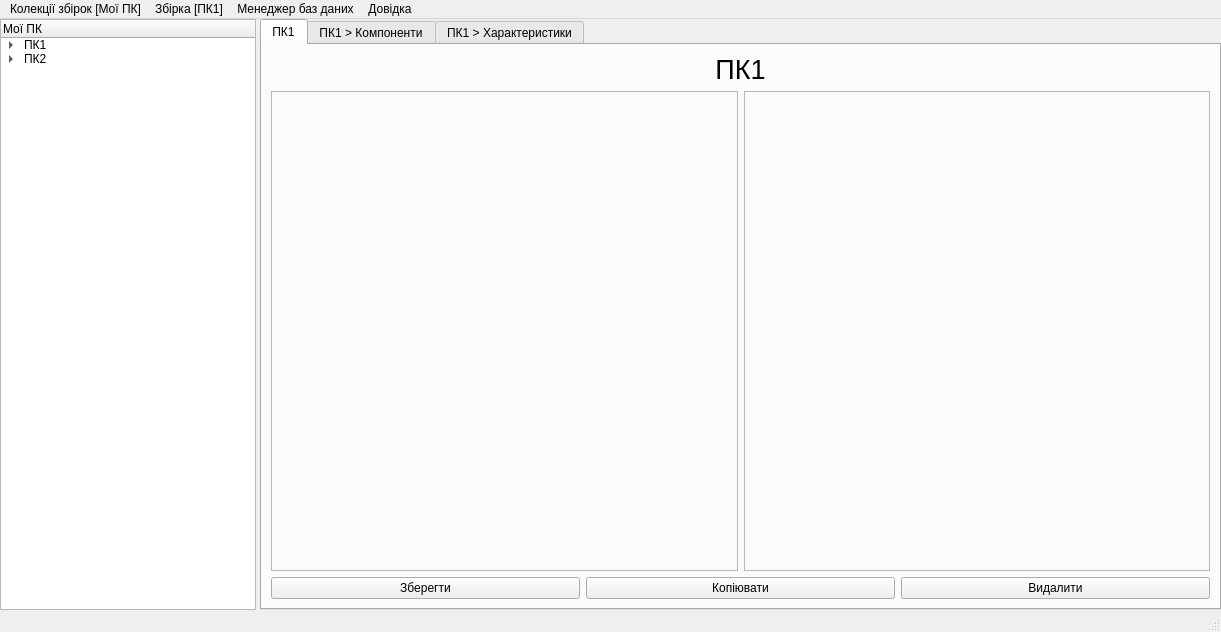
Before: the Qt Designer form src/pc_constructor.ui in doliinyk/PC-Constructor, drawn with Qt 5.
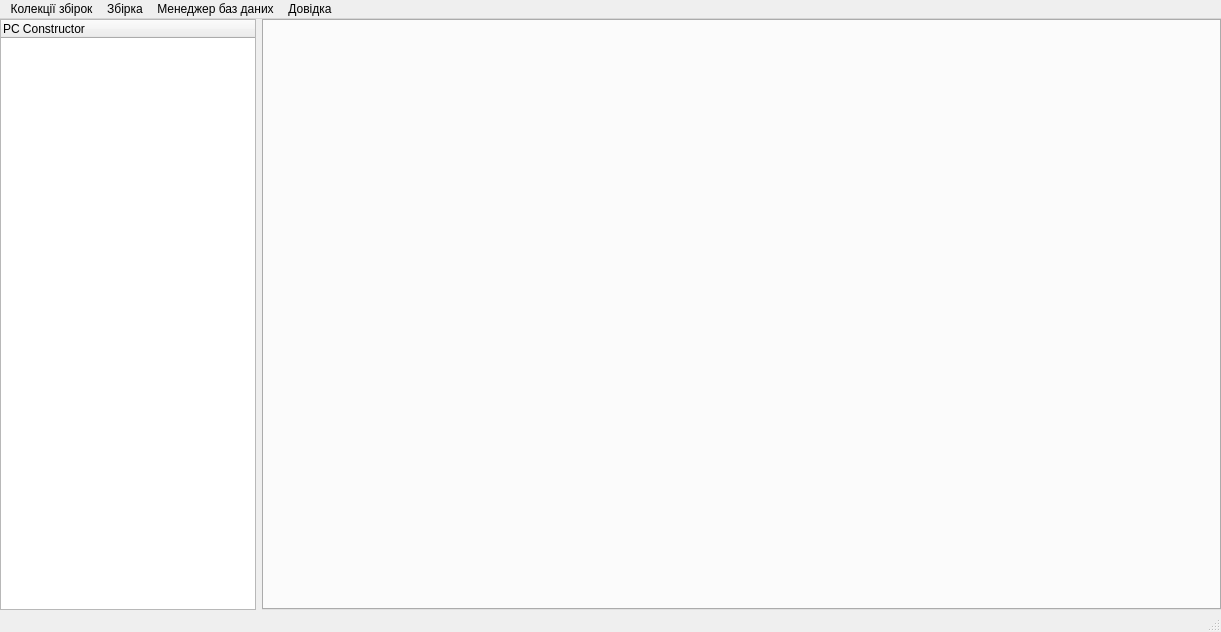
After: the same form once the commit is applied. Icons and pictures are not drawn. Custom widgets are drawn as their Qt base class.

Commit message: Made Collections menu, Build delete, some stuff with QTreeWidget. Bug: main class has only one collection

```diff
--- a/src/pc_constructor.ui
+++ b/src/pc_constructor.ui
@@ -20,7 +20,7 @@
   <widget class="QWidget" name="centralwidget">
    <layout class="QVBoxLayout" name="verticalLayout_10" stretch="0">
     <property name="spacing">
-     <number>4</number>
+     <number>0</number>
     </property>
     <property name="leftMargin">
      <number>0</number>
@@ -35,201 +35,30 @@
      <number>0</number>
     </property>
     <item>
-     <layout class="QFormLayout" name="formLayout">
-      <item row="0" column="0">
-       <widget class="QTreeWidget" name="treeWidget">
-        <column>
-         <property name="text">
-          <string>Мої ПК</string>
-         </property>
-        </column>
-        <item>
-         <property name="text">
-          <string>ПК1</string>
-         </property>
-         <item>
-          <property name="text">
-           <string>Компоненти</string>
-          </property>
-          <item>
-           <property name="text">
-            <string>Процесор</string>
-           </property>
-          </item>
-          <item>
-           <property name="text">
-            <string>Блок живлення</string>
-           </property>
-          </item>
-         </item>
-         <item>
-          <property name="text">
-           <string>Характеристики</string>
-          </property>
-         </item>
-        </item>
-        <item>
-         <property name="text">
-          <string>ПК2</string>
-         </property>
-         <item>
-          <property name="text">
-           <string>Компоненти</string>
-          </property>
-         </item>
-        </item>
-       </widget>
-      </item>
+     <layout class="QFormLayout" name="tabAndTreeLayout">
+      <property name="horizontalSpacing">
+       <number>6</number>
+      </property>
+      <property name="verticalSpacing">
+       <number>6</number>
+      </property>
+      <property name="topMargin">
+       <number>0</number>
+      </property>
       <item row="0" column="1">
        <widget class="QTabWidget" name="tabWidget">
         <property name="currentIndex">
          <number>0</number>
         </property>
-        <widget class="QWidget" name="tab">
-         <attribute name="title">
-          <string>ПК1</string>
-         </attribute>
-         <layout class="QVBoxLayout" name="verticalLayout_6" stretch="0,1,0">
-          <property name="sizeConstraint">
-           <enum>QLayout::SetNoConstraint</enum>
-          </property>
-          <item>
-           <widget class="QLabel" name="label">
-            <property name="font">
-             <font>
-              <pointsize>20</pointsize>
-             </font>
-            </property>
-            <property name="layoutDirection">
-             <enum>Qt::LeftToRight</enum>
-            </property>
-            <property name="text">
-             <string>ПК1</string>
-            </property>
-            <property name="alignment">
-             <set>Qt::AlignCenter</set>
-            </property>
-           </widget>
-          </item>
-          <item>
-           <layout class="QHBoxLayout" name="horizontalLayout_2" stretch="1,1">
-            <item>
-             <widget class="QFrame" name="frame">
-              <property name="frameShape">
-               <enum>QFrame::StyledPanel</enum>
-              </property>
-              <property name="frameShadow">
-               <enum>QFrame::Plain</enum>
-              </property>
-              <property name="lineWidth">
-               <number>1</number>
-              </property>
-              <layout class="QHBoxLayout" name="horizontalLayout">
-               <property name="leftMargin">
-                <number>0</number>
-               </property>
-               <property name="topMargin">
-                <number>0</number>
-               </property>
-               <property name="rightMargin">
-                <number>0</number>
-               </property>
-               <property name="bottomMargin">
-                <number>0</number>
-               </property>
-               <item>
-                <layout class="QVBoxLayout" name="verticalLayout_7" stretch="1">
-                 <item>
-                  <widget class="Components" name="widget" native="true"/>
-                 </item>
-                </layout>
-               </item>
-              </layout>
-             </widget>
-            </item>
-            <item>
-             <widget class="QFrame" name="frame_2">
-              <property name="frameShape">
-               <enum>QFrame::StyledPanel</enum>
-              </property>
-              <property name="frameShadow">
-               <enum>QFrame::Plain</enum>
-              </property>
-              <layout class="QHBoxLayout" name="horizontalLayout_4">
-               <property name="spacing">
-                <number>0</number>
-               </property>
-               <property name="leftMargin">
-                <number>0</number>
-               </property>
-               <property name="topMargin">
-                <number>0</number>
-               </property>
-               <property name="rightMargin">
-                <number>0</number>
-               </property>
-               <property name="bottomMargin">
-                <number>0</number>
-               </property>
-               <item>
-                <layout class="QVBoxLayout" name="verticalLayout_9" stretch="0">
-                 <item>
-                  <widget class="Specifications" name="widget_2" native="true"/>
-                 </item>
-                </layout>
-               </item>
-              </layout>
-             </widget>
-            </item>
-           </layout>
-          </item>
-          <item>
-           <layout class="QHBoxLayout" name="horizontalLayout_3" stretch="0,0,0">
-            <item>
-             <widget class="QPushButton" name="pushButton">
-              <property name="text">
-               <string>Зберегти</string>
-              </property>
-             </widget>
-            </item>
-            <item>
-             <widget class="QPushButton" name="pushButton_2">
-              <property name="text">
-               <string>Копіювати</string>
-              </property>
-             </widget>
-            </item>
-            <item>
-             <widget class="QPushButton" name="pushButton_3">
-              <property name="text">
-               <string>Видалити</string>
-              </property>
-             </widget>
-            </item>
-           </layout>
-          </item>
-         </layout>
-        </widget>
-        <widget class="QWidget" name="tab_2">
-         <attribute name="title">
-          <string>ПК1 &gt; Компоненти</string>
-         </attribute>
-         <layout class="QVBoxLayout" name="verticalLayout" stretch="1">
-          <item>
-           <widget class="Components" name="widget_3" native="true"/>
-          </item>
-         </layout>
-        </widget>
-        <widget class="QWidget" name="tab_3">
-         <attribute name="title">
-          <string>ПК1 &gt; Характеристики</string>
-         </attribute>
-         <layout class="QVBoxLayout" name="verticalLayout_2" stretch="1">
-          <item>
-           <widget class="Specifications" name="widget_4" native="true"/>
-          </item>
-         </layout>
-        </widget>
+       </widget>
+      </item>
+      <item row="0" column="0">
+       <widget class="QTreeWidget" name="treeWidget">
+        <column>
+         <property name="text">
+          <string>PC Constructor</string>
+         </property>
+        </column>
        </widget>
       </item>
      </layout>
@@ -248,7 +77,7 @@
    </property>
    <widget class="QMenu" name="menuBuilds">
     <property name="title">
-     <string>Збірка [ПК1]</string>
+     <string>Збірка</string>
     </property>
     <widget class="QMenu" name="menu_5">
      <property name="title">
@@ -264,20 +93,20 @@
     <addaction name="action_22"/>
     <addaction name="action_23"/>
    </widget>
-   <widget class="QMenu" name="menuSDK">
+   <widget class="QMenu" name="menuDBManager">
     <property name="title">
      <string>Менеджер баз даних</string>
     </property>
     <addaction name="action"/>
    </widget>
-   <widget class="QMenu" name="menu">
+   <widget class="QMenu" name="menuReference">
     <property name="title">
      <string>Довідка</string>
     </property>
    </widget>
    <widget class="QMenu" name="menuCollections">
     <property name="title">
-     <string>Колекції збірок [Мої ПК]</string>
+     <string>Колекції збірок</string>
     </property>
     <widget class="QMenu" name="menu_2">
      <property name="title">
@@ -301,8 +130,8 @@
    </widget>
    <addaction name="menuCollections"/>
    <addaction name="menuBuilds"/>
-   <addaction name="menuSDK"/>
-   <addaction name="menu"/>
+   <addaction name="menuDBManager"/>
+   <addaction name="menuReference"/>
   </widget>
   <action name="action">
    <property name="text">
@@ -405,20 +234,6 @@
    </property>
   </action>
  </widget>
- <customwidgets>
-  <customwidget>
-   <class>Components</class>
-   <extends>QWidget</extends>
-   <header location="global">components.h</header>
-   <container>1</container>
-  </customwidget>
-  <customwidget>
-   <class>Specifications</class>
-   <extends>QWidget</extends>
-   <header location="global">specifications.h</header>
-   <container>1</container>
-  </customwidget>
- </customwidgets>
  <resources/>
  <connections/>
 </ui>
```
Left out of the diff: 138 changed lines with no effect on the pictures. The commit also changes 28 other files.
